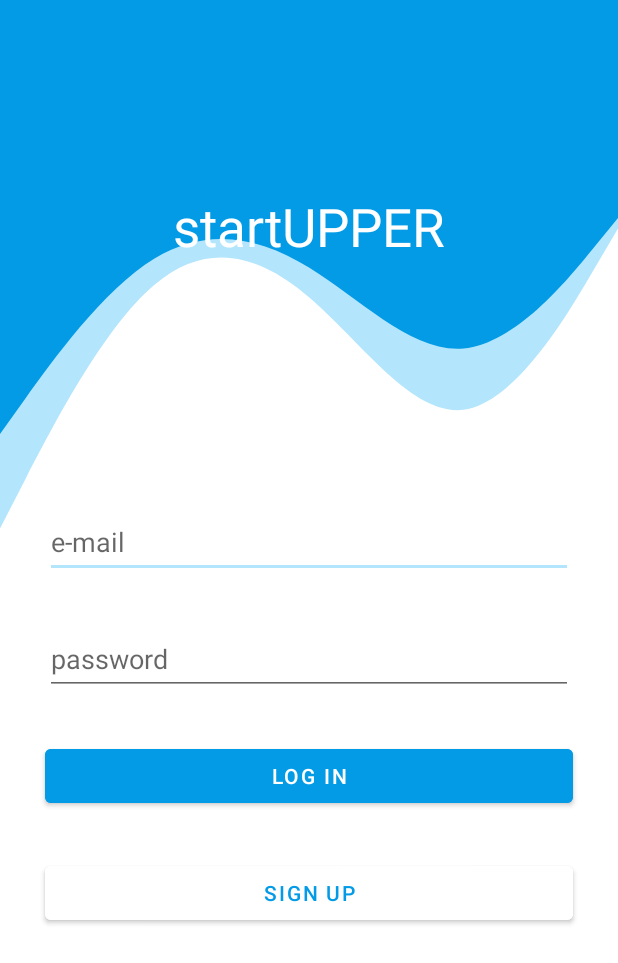
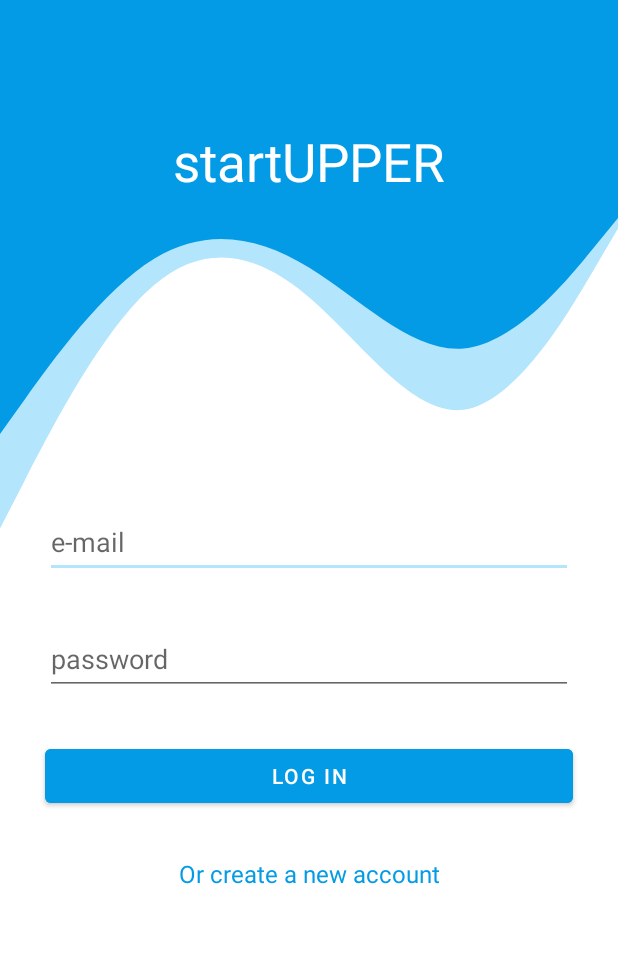
Before and after one commit to startUPPER0/startUPPER-App, an Android app: the screen it shows after launch (Login), on a phone screen of 412 x 824 dp. Shown: the top 963 px of the screen. Run offline under Robolectric (Android 15) with nearby library versions, the phone set to English and light mode, and no system bars; our stand-ins replace Firebase (no records; nobody signed in at launch, a user with empty details on screens opened directly).

```diff
--- a/startUpper/app/build.gradle
+++ b/startUpper/app/build.gradle
@@ -53,9 +53,11 @@ dependencies {
     implementation 'androidx.constraintlayout:constraintlayout:2.1.3'
     implementation 'androidx.navigation:navigation-fragment-ktx:2.4.2'
     implementation 'androidx.navigation:navigation-ui-ktx:2.4.2'
+    implementation 'com.google.firebase:firebase-database:20.0.5'
     testImplementation 'junit:junit:4.13.2'
     androidTestImplementation 'androidx.test.ext:junit:1.1.3'
     androidTestImplementation 'androidx.test.espresso:espresso-core:3.4.0'
+    implementation 'com.google.firebase:firebase-database-ktx'
 
     //Dependency for circular ImageView
     implementation  'de.hdodenhof:circleimageview:3.1.0'
--- a/startUpper/app/src/main/java/com/example/startupper/Login.kt
+++ b/startUpper/app/src/main/java/com/example/startupper/Login.kt
@@ -28,9 +28,8 @@ class Login : AppCompatActivity() {
                 signInForListener(email, password)
 
         }
-        binding.signupButton.setOnClickListener {
-            startActivity(Intent(this@Login, Profile::class.java))
-            finish()
+        binding.signUpText.setOnClickListener {
+            startActivity(Intent(this@Login, Signup::class.java))
 
         }
     }
--- a/startUpper/app/src/main/res/layout/activity_login.xml
+++ b/startUpper/app/src/main/res/layout/activity_login.xml
@@ -38,12 +38,13 @@
         android:id="@+id/login"
         android:layout_width="wrap_content"
         android:layout_height="wrap_content"
+        android:layout_marginTop="84dp"
         android:text="startUPPER"
+        android:textColor="@color/white"
         android:textSize="35dp"
-        android:textColor="@color/white"
+        app:layout_constraintEnd_toEndOf="parent"
         app:layout_constraintStart_toStartOf="parent"
-        app:layout_constraintEnd_toEndOf="parent"
-        app:layout_constraintTop_toBottomOf="@+id/view"></TextView>
+        app:layout_constraintTop_toTopOf="parent"></TextView>
 
     <EditText
 
@@ -84,19 +85,18 @@
 
         app:layout_constraintTop_toBottomOf="@+id/password"></Button>
 
-    <Button
-        android:backgroundTint="@color/white"
-        android:id="@+id/signupButton"
+    <TextView
+        android:id="@+id/signUpText"
+        android:textSize="16dp"
         android:layout_width="match_parent"
         android:layout_height="wrap_content"
-        android:text="SIGN UP"
+        android:text="Or create a new account"
         android:textColor="#039be5"
         android:layout_margin="30dp"
         app:layout_constraintTop_toBottomOf="@+id/loginButton"
         app:layout_constraintStart_toStartOf="parent"
         app:layout_constraintEnd_toEndOf="parent"
-
-        ></Button>
+        android:textAlignment="center" />
 
 
 </androidx.constraintlayout.widget.ConstraintLayout>
```
Also changed, not shown: startUpper/app/src/main/java/com/example/startupper/Signup.kt (+67 -2 lines), startUpper/app/src/main/java/com/example/startupper/UserRegisterClass.kt (added, +12 -0 lines), startUpper/app/src/main/res/layout/activity_signup.xml (+7 -3 lines).
